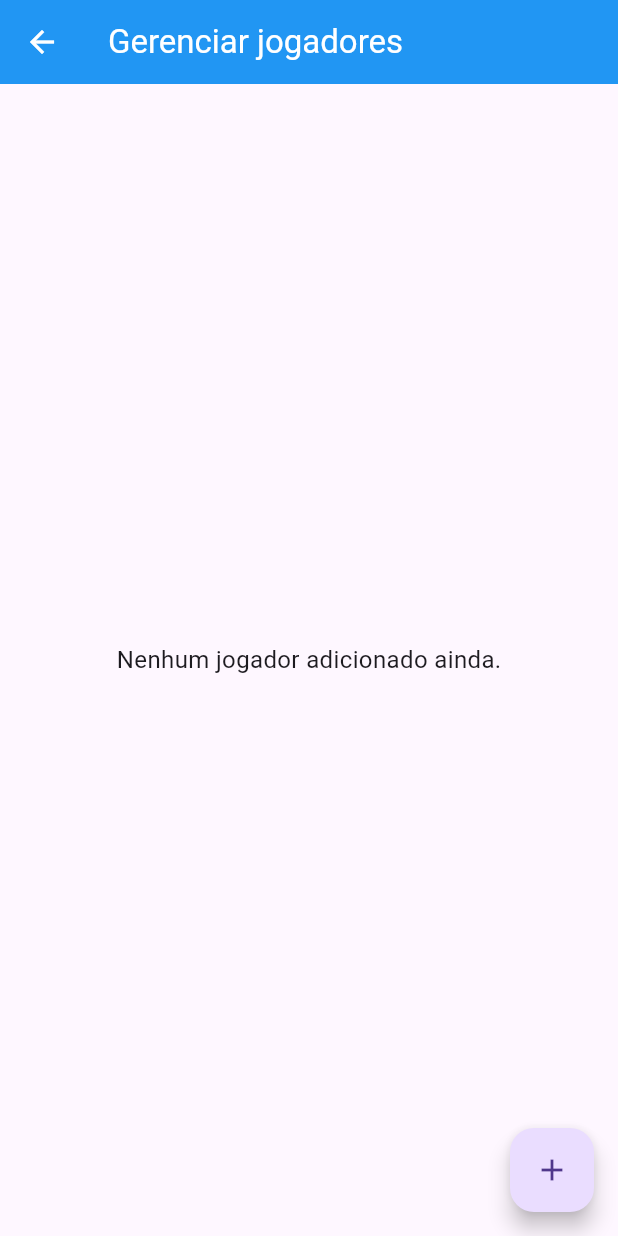
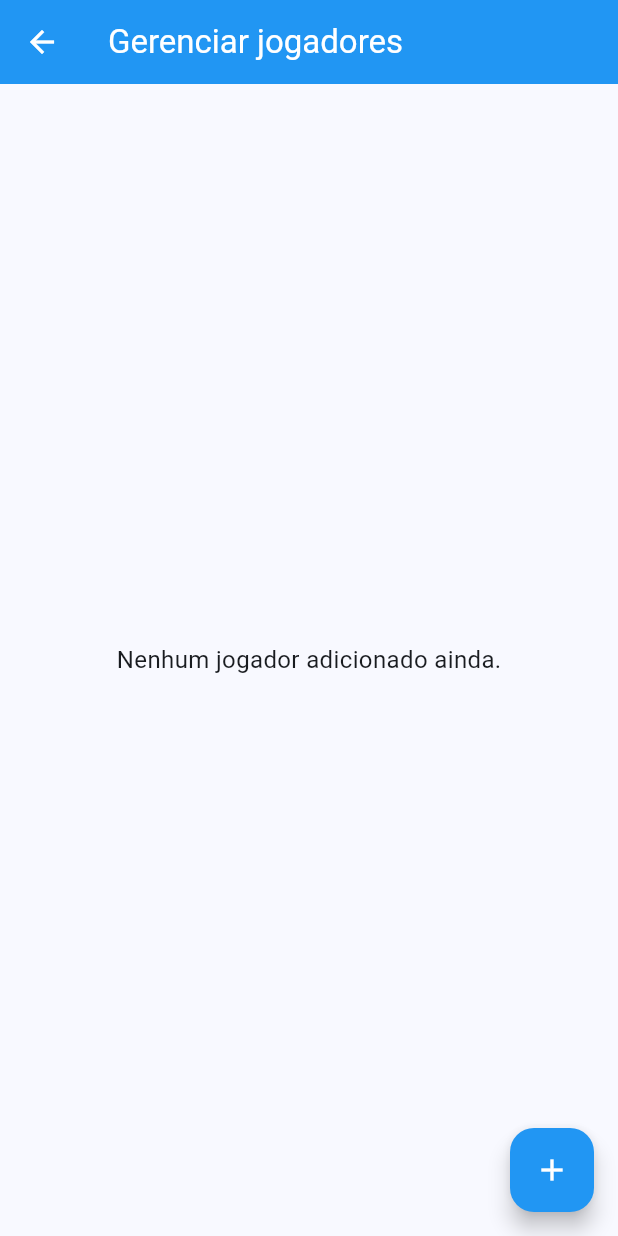
Before and after one commit to loudnts09/random-teams, a Flutter app: the screen it shows after launch, after a tap on "Gerenciar Jogadores", on a phone screen of 412 x 824 dp. Run offline on Flutter 3.47's test engine with Material 3 defaults, Android fonts, the phone set to English and light mode, and no system bars; our stand-ins replace image_picker, sqflite; accounts and stored records are empty.

Commit message:
feat(theme): adding dark theme and modifying font color

```diff
--- a/lib/main.dart
+++ b/lib/main.dart
@@ -1,6 +1,7 @@
 import 'dart:ui';
 import 'package:flutter/material.dart';
 import 'package:provider/provider.dart';
+import 'package:random_teams/theme/app_theme.dart';
 import 'package:random_teams/viewmodel/jogador_viewmodel.dart';
 import 'view/home_view.dart';
 import 'dart:developer';
@@ -30,10 +31,9 @@ class SorteadorApp extends StatelessWidget {
     return MaterialApp(
       debugShowCheckedModeBanner: false,
       title: 'Gerador de Times',
-      theme: ThemeData(
-        primarySwatch: Colors.blue,
-        useMaterial3: true,
-      ),
+      theme: AppTheme.lightTheme,
+      darkTheme: AppTheme.darkTheme,
+      themeMode: ThemeMode.system,
       home: const HomeView(),
     );
   }
--- /dev/null
+++ b/lib/theme/app_theme.dart
@@ -0,0 +1,55 @@
+import 'package:flutter/material.dart';
+
+class AppTheme {
+
+  static const Color seedColor = Colors.blue;
+
+  static final ThemeData lightTheme = ThemeData(
+    useMaterial3: true,
+    brightness: Brightness.light,
+
+    colorScheme: ColorScheme.fromSeed(
+      seedColor: seedColor,
+      brightness: Brightness.light,
+    ),
+
+    appBarTheme: const AppBarTheme(
+      backgroundColor: seedColor,
+      foregroundColor: Colors.white,
+      centerTitle: false,
+      elevation: 0,
+    ),
+
+    cardTheme: const CardThemeData(
+      elevation: 2,
+      margin: EdgeInsets.symmetric(vertical: 4, horizontal: 0),
+      color: Colors.white,
+      surfaceTintColor: Colors.transparent,
+    ),
+
+    floatingActionButtonTheme: const FloatingActionButtonThemeData(
+      backgroundColor: seedColor,
+      foregroundColor: Colors.white,
+    ),
+  );
+
+  static final ThemeData darkTheme = ThemeData(
+    useMaterial3: true,
+    brightness: Brightness.dark,
+
+    colorScheme: ColorScheme.fromSeed(
+      seedColor: seedColor,
+      brightness: Brightness.dark,
+    ),
+
+    appBarTheme: const AppBarTheme(
+      centerTitle: false,
+      elevation: 0,
+    ),
+
+    cardTheme: const CardThemeData(
+      elevation: 2,
+      margin: EdgeInsets.symmetric(vertical: 4, horizontal: 0),
+    ),
+  );
+}
```
